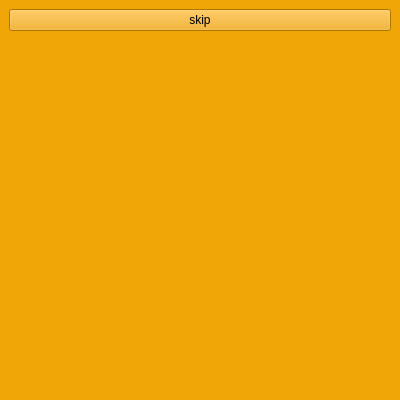
Before: the Qt Designer form university/semester6/oop/laboratoryWork1/mainwindow.ui in codedarlie/oop-discipline, drawn with Qt 5.
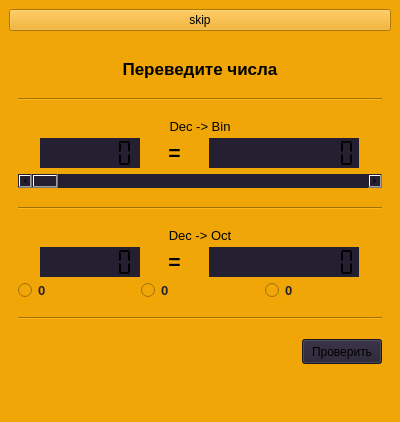
After: the same form once the commit is applied. The open tabs and pages were chosen to show the change.

Commit message: Add lcd page and paint page

The edit to the form file:
```diff
--- a/university/semester6/oop/laboratoryWork1/mainwindow.ui
+++ b/university/semester6/oop/laboratoryWork1/mainwindow.ui
@@ -7,7 +7,7 @@
     <x>0</x>
     <y>0</y>
     <width>400</width>
-    <height>400</height>
+    <height>422</height>
    </rect>
   </property>
   <property name="minimumSize">
@@ -673,7 +673,536 @@
        </layout>
       </widget>
       <widget class="QWidget" name="page_3">
-       <layout class="QGridLayout" name="gridLayout_4"/>
+       <layout class="QGridLayout" name="gridLayout_4">
+        <item row="6" column="0">
+         <widget class="Line" name="line_7">
+          <property name="orientation">
+           <enum>Qt::Orientation::Horizontal</enum>
+          </property>
+         </widget>
+        </item>
+        <item row="5" column="0">
+         <layout class="QGridLayout" name="gridLayout_8">
+          <item row="0" column="0">
+           <widget class="QLabel" name="label_13">
+            <property name="maximumSize">
+             <size>
+              <width>16777215</width>
+              <height>12</height>
+             </size>
+            </property>
+            <property name="font">
+             <font>
+              <pointsize>10</pointsize>
+             </font>
+            </property>
+            <property name="text">
+             <string>Dec -&gt; Oct</string>
+            </property>
+            <property name="alignment">
+             <set>Qt::AlignmentFlag::AlignCenter</set>
+            </property>
+           </widget>
+          </item>
+          <item row="1" column="0">
+           <layout class="QHBoxLayout" name="horizontalLayout">
+            <item>
+             <widget class="QLCDNumber" name="decLcdNumber2">
+              <property name="sizePolicy">
+               <sizepolicy hsizetype="MinimumExpanding" vsizetype="Fixed">
+                <horstretch>0</horstretch>
+                <verstretch>0</verstretch>
+               </sizepolicy>
+              </property>
+              <property name="maximumSize">
+               <size>
+                <width>100</width>
+                <height>30</height>
+               </size>
+              </property>
+              <property name="styleSheet">
+               <string notr="true">background-color: rgb(36, 31, 49)</string>
+              </property>
+              <property name="frameShadow">
+               <enum>QFrame::Shadow::Plain</enum>
+              </property>
+              <property name="lineWidth">
+               <number>0</number>
+              </property>
+              <property name="digitCount">
+               <number>6</number>
+              </property>
+              <property name="segmentStyle">
+               <enum>QLCDNumber::SegmentStyle::Flat</enum>
+              </property>
+              <property name="value" stdset="0">
+               <double>0.000000000000000</double>
+              </property>
+              <property name="intValue" stdset="0">
+               <number>0</number>
+              </property>
+             </widget>
+            </item>
+            <item>
+             <widget class="QLabel" name="label_9">
+              <property name="sizePolicy">
+               <sizepolicy hsizetype="Maximum" vsizetype="Fixed">
+                <horstretch>0</horstretch>
+                <verstretch>0</verstretch>
+               </sizepolicy>
+              </property>
+              <property name="font">
+               <font>
+                <pointsize>16</pointsize>
+                <bold>true</bold>
+               </font>
+              </property>
+              <property name="text">
+               <string>=</string>
+              </property>
+              <property name="alignment">
+               <set>Qt::AlignmentFlag::AlignCenter</set>
+              </property>
+             </widget>
+            </item>
+            <item>
+             <widget class="QLCDNumber" name="octLcdNumber">
+              <property name="sizePolicy">
+               <sizepolicy hsizetype="MinimumExpanding" vsizetype="Fixed">
+                <horstretch>0</horstretch>
+                <verstretch>0</verstretch>
+               </sizepolicy>
+              </property>
+              <property name="maximumSize">
+               <size>
+                <width>150</width>
+                <height>30</height>
+               </size>
+              </property>
+              <property name="styleSheet">
+               <string notr="true">background-color: rgb(36, 31, 49)</string>
+              </property>
+              <property name="frameShape">
+               <enum>QFrame::Shape::Box</enum>
+              </property>
+              <property name="frameShadow">
+               <enum>QFrame::Shadow::Plain</enum>
+              </property>
+              <property name="lineWidth">
+               <number>0</number>
+              </property>
+              <property name="smallDecimalPoint">
+               <bool>false</bool>
+              </property>
+              <property name="digitCount">
+               <number>10</number>
+              </property>
+              <property name="mode">
+               <enum>QLCDNumber::Mode::Oct</enum>
+              </property>
+              <property name="segmentStyle">
+               <enum>QLCDNumber::SegmentStyle::Flat</enum>
+              </property>
+              <property name="value" stdset="0">
+               <double>0.000000000000000</double>
+              </property>
+              <property name="intValue" stdset="0">
+               <number>0</number>
+              </property>
+             </widget>
+            </item>
+           </layout>
+          </item>
+          <item row="2" column="0">
+           <layout class="QHBoxLayout" name="horizontalLayout_9">
+            <item>
+             <widget class="QRadioButton" name="radioButton_3">
+              <property name="sizePolicy">
+               <sizepolicy hsizetype="MinimumExpanding" vsizetype="Fixed">
+                <horstretch>0</horstretch>
+                <verstretch>0</verstretch>
+               </sizepolicy>
+              </property>
+              <property name="maximumSize">
+               <size>
+                <width>16777215</width>
+                <height>15</height>
+               </size>
+              </property>
+              <property name="font">
+               <font>
+                <pointsize>10</pointsize>
+                <bold>true</bold>
+               </font>
+              </property>
+              <property name="styleSheet">
+               <string notr="true">color: rgb(36, 31, 49)</string>
+              </property>
+              <property name="text">
+               <string>0</string>
+              </property>
+              <property name="iconSize">
+               <size>
+                <width>16</width>
+                <height>16</height>
+               </size>
+              </property>
+              <property name="checkable">
+               <bool>true</bool>
+              </property>
+              <property name="checked">
+               <bool>false</bool>
+              </property>
+              <property name="autoRepeat">
+               <bool>false</bool>
+              </property>
+             </widget>
+            </item>
+            <item>
+             <widget class="QRadioButton" name="radioButton">
+              <property name="sizePolicy">
+               <sizepolicy hsizetype="MinimumExpanding" vsizetype="Fixed">
+                <horstretch>0</horstretch>
+                <verstretch>0</verstretch>
+               </sizepolicy>
+              </property>
+              <property name="maximumSize">
+               <size>
+                <width>16777215</width>
+                <height>15</height>
+               </size>
+              </property>
+              <property name="font">
+               <font>
+                <pointsize>10</pointsize>
+                <bold>true</bold>
+               </font>
+              </property>
+              <property name="styleSheet">
+               <string notr="true">color: rgb(36, 31, 49)</string>
+              </property>
+              <property name="text">
+               <string>0</string>
+              </property>
+             </widget>
+            </item>
+            <item>
+             <widget class="QRadioButton" name="radioButton_2">
+              <property name="sizePolicy">
+               <sizepolicy hsizetype="MinimumExpanding" vsizetype="Fixed">
+                <horstretch>0</horstretch>
+                <verstretch>0</verstretch>
+               </sizepolicy>
+              </property>
+              <property name="maximumSize">
+               <size>
+                <width>16777215</width>
+                <height>15</height>
+               </size>
+              </property>
+              <property name="font">
+               <font>
+                <pointsize>10</pointsize>
+                <bold>true</bold>
+               </font>
+              </property>
+              <property name="styleSheet">
+               <string notr="true">color: rgb(36, 31, 49)</string>
+              </property>
+              <property name="text">
+               <string>0</string>
+              </property>
+             </widget>
+            </item>
+           </layout>
+          </item>
+         </layout>
+        </item>
+        <item row="4" column="0">
+         <widget class="Line" name="line_4">
+          <property name="orientation">
+           <enum>Qt::Orientation::Horizontal</enum>
+          </property>
+         </widget>
+        </item>
+        <item row="1" column="0">
+         <widget class="QLabel" name="label_7">
+          <property name="sizePolicy">
+           <sizepolicy hsizetype="Preferred" vsizetype="Fixed">
+            <horstretch>0</horstretch>
+            <verstretch>0</verstretch>
+           </sizepolicy>
+          </property>
+          <property name="font">
+           <font>
+            <pointsize>13</pointsize>
+            <bold>true</bold>
+           </font>
+          </property>
+          <property name="text">
+           <string>Переведите числа</string>
+          </property>
+          <property name="alignment">
+           <set>Qt::AlignmentFlag::AlignCenter</set>
+          </property>
+         </widget>
+        </item>
+        <item row="3" column="0">
+         <layout class="QGridLayout" name="gridLayout_6">
+          <item row="2" column="0">
+           <widget class="QScrollBar" name="horizontalScrollBar">
+            <property name="sizePolicy">
+             <sizepolicy hsizetype="MinimumExpanding" vsizetype="Fixed">
+              <horstretch>0</horstretch>
+              <verstretch>0</verstretch>
+             </sizepolicy>
+            </property>
+            <property name="font">
+             <font>
+              <pointsize>11</pointsize>
+             </font>
+            </property>
+            <property name="mouseTracking">
+             <bool>false</bool>
+            </property>
+            <property name="autoFillBackground">
+             <bool>false</bool>
+            </property>
+            <property name="styleSheet">
+             <string notr="true">background-color: rgb(36, 31, 49)</string>
+            </property>
+            <property name="maximum">
+             <number>1023</number>
+            </property>
+            <property name="pageStep">
+             <number>1</number>
+            </property>
+            <property name="tracking">
+             <bool>true</bool>
+            </property>
+            <property name="orientation">
+             <enum>Qt::Orientation::Horizontal</enum>
+            </property>
+            <property name="invertedAppearance">
+             <bool>false</bool>
+            </property>
+            <property name="invertedControls">
+             <bool>true</bool>
+            </property>
+           </widget>
+          </item>
+          <item row="1" column="0">
+           <layout class="QHBoxLayout" name="horizontalLayout_4">
+            <item>
+             <widget class="QLCDNumber" name="decLcdNumber1">
+              <property name="sizePolicy">
+               <sizepolicy hsizetype="MinimumExpanding" vsizetype="Fixed">
+                <horstretch>0</horstretch>
+                <verstretch>0</verstretch>
+               </sizepolicy>
+              </property>
+              <property name="maximumSize">
+               <size>
+                <width>100</width>
+                <height>30</height>
+               </size>
+              </property>
+              <property name="font">
+               <font>
+                <bold>false</bold>
+               </font>
+              </property>
+              <property name="styleSheet">
+               <string notr="true">background-color: rgb(36, 31, 49)</string>
+              </property>
+              <property name="frameShadow">
+               <enum>QFrame::Shadow::Plain</enum>
+              </property>
+              <property name="lineWidth">
+               <number>0</number>
+              </property>
+              <property name="digitCount">
+               <number>6</number>
+              </property>
+              <property name="segmentStyle">
+               <enum>QLCDNumber::SegmentStyle::Flat</enum>
+              </property>
+              <property name="value" stdset="0">
+               <double>0.000000000000000</double>
+              </property>
+              <property name="intValue" stdset="0">
+               <number>0</number>
+              </property>
+             </widget>
+            </item>
+            <item>
+             <widget class="QLabel" name="label_8">
+              <property name="sizePolicy">
+               <sizepolicy hsizetype="Maximum" vsizetype="Fixed">
+                <horstretch>0</horstretch>
+                <verstretch>0</verstretch>
+               </sizepolicy>
+              </property>
+              <property name="font">
+               <font>
+                <pointsize>16</pointsize>
+                <bold>true</bold>
+               </font>
+              </property>
+              <property name="text">
+               <string>=</string>
+              </property>
+              <property name="alignment">
+               <set>Qt::AlignmentFlag::AlignCenter</set>
+              </property>
+             </widget>
+            </item>
+            <item>
+             <widget class="QLCDNumber" name="binLcdNumber">
+              <property name="sizePolicy">
+               <sizepolicy hsizetype="MinimumExpanding" vsizetype="Fixed">
+                <horstretch>0</horstretch>
+                <verstretch>0</verstretch>
+               </sizepolicy>
+              </property>
+              <property name="maximumSize">
+               <size>
+                <width>150</width>
+                <height>30</height>
+               </size>
+              </property>
+              <property name="styleSheet">
+               <string notr="true">background-color: rgb(36, 31, 49)</string>
+              </property>
+              <property name="frameShape">
+               <enum>QFrame::Shape::Box</enum>
+              </property>
+              <property name="frameShadow">
+               <enum>QFrame::Shadow::Plain</enum>
+              </property>
+              <property name="lineWidth">
+               <number>0</number>
+              </property>
+              <property name="smallDecimalPoint">
+               <bool>false</bool>
+              </property>
+              <property name="digitCount">
+               <number>10</number>
+              </property>
+              <property name="mode">
+               <enum>QLCDNumber::Mode::Bin</enum>
+              </property>
+              <property name="segmentStyle">
+               <enum>QLCDNumber::SegmentStyle::Flat</enum>
+              </property>
+              <property name="value" stdset="0">
+               <double>0.000000000000000</double>
+              </property>
+              <property name="intValue" stdset="0">
+               <number>0</number>
+              </property>
+             </widget>
+            </item>
+           </layout>
+          </item>
+          <item row="0" column="0">
+           <widget class="QLabel" name="label_12">
+            <property name="maximumSize">
+             <size>
+              <width>16777215</width>
+              <height>12</height>
+             </size>
+            </property>
+            <property name="font">
+             <font>
+              <pointsize>10</pointsize>
+              <bold>false</bold>
+             </font>
+            </property>
+            <property name="text">
+             <string>Dec -&gt; Bin</string>
+            </property>
+            <property name="alignment">
+             <set>Qt::AlignmentFlag::AlignCenter</set>
+            </property>
+           </widget>
+          </item>
+         </layout>
+        </item>
+        <item row="2" column="0">
+         <widget class="Line" name="line_5">
+          <property name="orientation">
+           <enum>Qt::Orientation::Horizontal</enum>
+          </property>
+         </widget>
+        </item>
+        <item row="7" column="0">
+         <layout class="QHBoxLayout" name="horizontalLayout_8">
+          <property name="spacing">
+           <number>6</number>
+          </property>
+          <property name="sizeConstraint">
+           <enum>QLayout::SizeConstraint::SetDefaultConstraint</enum>
+          </property>
+          <item>
+           <spacer name="horizontalSpacer_3">
+            <property name="orientation">
+             <enum>Qt::Orientation::Horizontal</enum>
+            </property>
+            <property name="sizeType">
+             <enum>QSizePolicy::Policy::MinimumExpanding</enum>
+            </property>
+            <property name="sizeHint" stdset="0">
+             <size>
+              <width>40</width>
+              <height>20</height>
+             </size>
+            </property>
+           </spacer>
+          </item>
+          <item>
+           <widget class="QPushButton" name="page3checkButton">
+            <property name="sizePolicy">
+             <sizepolicy hsizetype="Fixed" vsizetype="Fixed">
+              <horstretch>0</horstretch>
+              <verstretch>0</verstretch>
+             </sizepolicy>
+            </property>
+            <property name="maximumSize">
+             <size>
+              <width>16777215</width>
+              <height>25</height>
+             </size>
+            </property>
+            <property name="layoutDirection">
+             <enum>Qt::LayoutDirection::LeftToRight</enum>
+            </property>
+            <property name="styleSheet">
+             <string notr="true">background-color: rgb(36, 31, 49)</string>
+            </property>
+            <property name="text">
+             <string>Проверить</string>
+            </property>
+            <property name="checkable">
+             <bool>false</bool>
+            </property>
+            <property name="checked">
+             <bool>false</bool>
+            </property>
+            <property name="autoDefault">
+             <bool>false</bool>
+            </property>
+            <property name="default">
+             <bool>false</bool>
+            </property>
+            <property name="flat">
+             <bool>false</bool>
+            </property>
+           </widget>
+          </item>
+         </layout>
+        </item>
+       </layout>
       </widget>
      </widget>
     </item>
```
Left out of the diff: 307 changed lines with no effect on the pictures. The commit also changes 4 other files.
